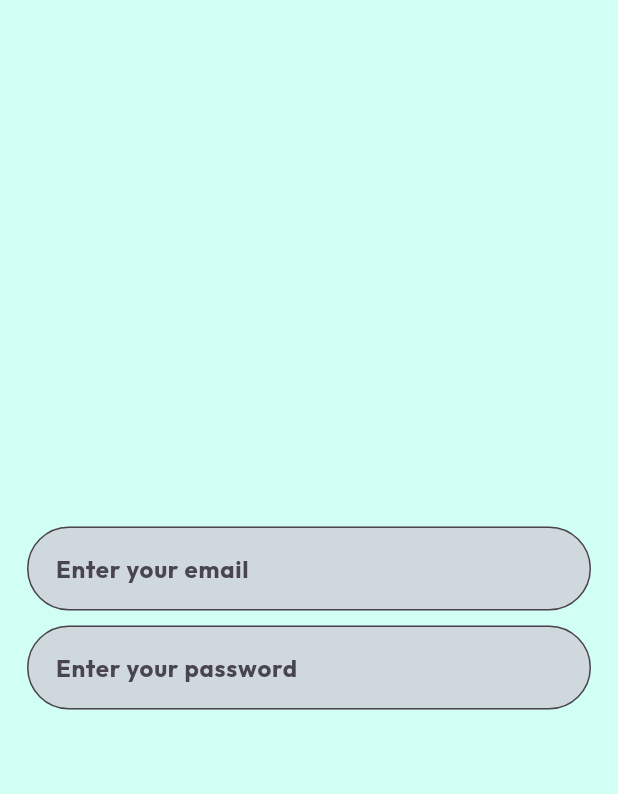
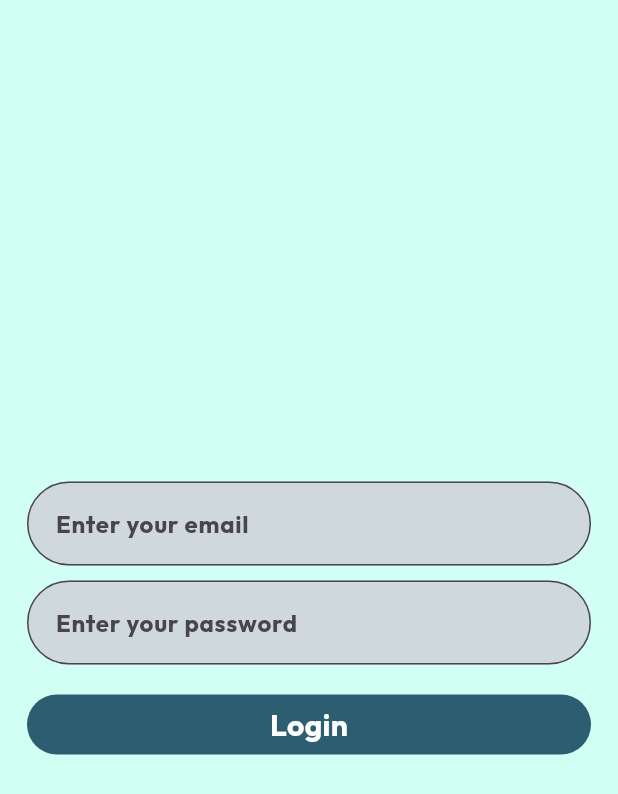
Before and after one commit to Mottakin890/firebase-learning, a Flutter app: the screen it shows after launch, after a tap on "Sign In", on a phone screen of 412 x 824 dp. Shown: the top 794 px of the screen. Run offline on Flutter 3.47's test engine with Material 3 defaults, Android fonts, the phone set to English and light mode, and no system bars.

```diff
--- a/lib/login_screen.dart
+++ b/lib/login_screen.dart
@@ -1,3 +1,4 @@
+import 'package:firebase_learning/colors.dart';
 import 'package:firebase_learning/form_validator.dart';
 import 'package:flutter/material.dart';
 
@@ -61,6 +62,35 @@ class _LoginScreenState extends State<LoginScreen> {
                   ),
                 ),
               ),
+
+              const SizedBox(height: 20),
+
+              Padding(
+                padding: EdgeInsets.symmetric(horizontal: 18),
+                child: GestureDetector(
+                  onTap: () {
+                    debugPrint('Pressed');
+                  },
+                  child: Container(
+                    height: 40,
+                    width: double.infinity,
+                    decoration: BoxDecoration(
+                      color: AppColors.primaryColor,
+                      borderRadius: .circular(50),
+                    ),
+                    child: Center(
+                      child: Text(
+                        'Login',
+                        style: TextStyle(
+                          color: Colors.white,
+                          fontWeight: .bold,
+                          fontSize: 20
+                        ),
+                      ),
+                    ),
+                  ),
+                ),
+              ),
             ],
           ),
         ),
--- a/lib/main.dart
+++ b/lib/main.dart
@@ -18,7 +18,7 @@ class MyApp extends StatelessWidget {
         scaffoldBackgroundColor: AppColors.bgColor,
         textTheme: Theme.of(
           context,
-        ).textTheme.apply(bodyColor: AppColors.primaryColor, fontFamily: 'Outfit'),
+        ).textTheme.apply(bodyColor: Colors.black, fontFamily: 'Outfit',),
       ),
       home: HomePage(),
     );
```
Also changed, not shown: lib/sign_up_screen.dart (+84 -0 lines).
